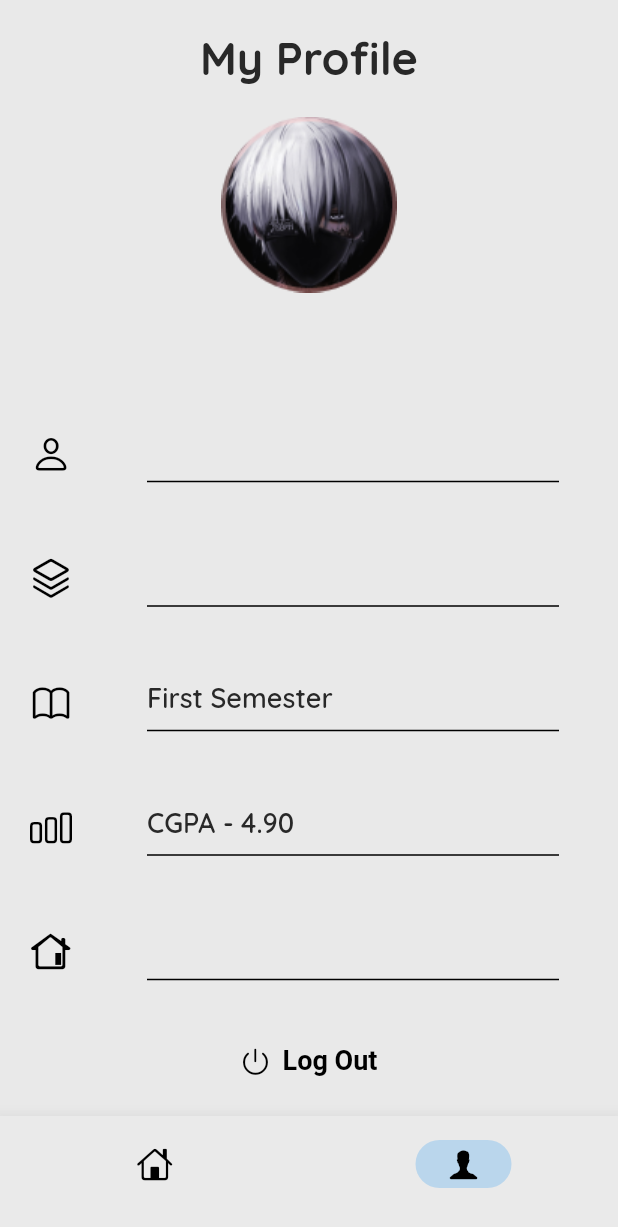
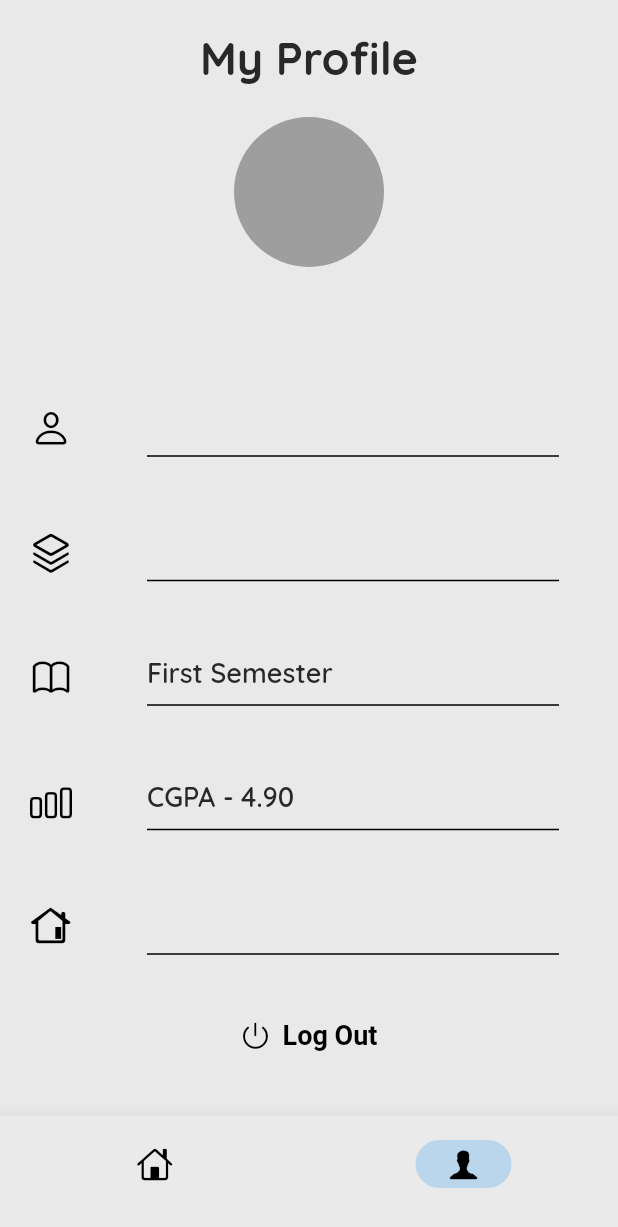
Before and after one commit to Deonorla/exam_app, a Flutter app: the screen it shows once a user with an empty profile is signed in, item 2 of the bottom bar chosen, on a phone screen of 412 x 824 dp. Shown: the top 1227 px of the screen. Run offline on Flutter 3.47's test engine with Material 2 defaults, Android fonts, the phone set to English and light mode, and no system bars; our stand-ins replace awesome_snackbar_content, cached_network_image, cloud_firestore, firebase_auth, firebase_core, firebase_storage and 7 more; missing offline and left inert: easy_separator, flutter_windowmanager, local_auth_android, local_auth_ios; accounts and stored records are empty.

Commit message:
Ui_constant changes

```diff
--- a/lib/constants/ui_constant.dart
+++ b/lib/constants/ui_constant.dart
@@ -1,5 +1,6 @@
 import 'package:cbt_mobile_application/controllers/profileController.dart';
 import 'package:cbt_mobile_application/models/user_model.dart';
+import 'package:cbt_mobile_application/screens/profile/widget/user_profile_picture.dart';
 import 'package:flutter/material.dart';
 import 'package:get/get.dart';
 import 'colors.dart';
@@ -7,6 +8,7 @@ import 'colors.dart';
 class UiConstant {
   static AppBar appBar() {
     final controller = Get.put(ProfileController());
+    String userName = '';
     return AppBar(
       backgroundColor: primaryColor,
       elevation: 0,
@@ -17,6 +19,7 @@ class UiConstant {
           if (snapshot.connectionState == ConnectionState.done) {
             if (snapshot.hasData) {
               UserModel userData = snapshot.data as UserModel;
+              userName = userData.fullName;
               return RichText(
                   textAlign: TextAlign.start,
                   text: TextSpan(children: [
@@ -43,11 +46,26 @@ class UiConstant {
           }
         },
       ),
-      leading: Container(
-        margin: const EdgeInsets.only(left: 10),
-        child: CircleAvatar(
-          child: Image.asset("assets/images/splash_images/avatar.png"),
-        ),
+      leading:FutureBuilder<UserModel>(
+        future: controller.getUserData(),
+        builder: (context, snapshot) {
+          if (snapshot.connectionState == ConnectionState.done) {
+            if (snapshot.hasData) {
+              UserModel userData = snapshot.data!;
+              String userName = userData.fullName; // Set userName here
+              return Container(
+                margin: const EdgeInsets.only(left: 10),
+                child: UserProfilePicture(
+                  name: userName, // Pass userName as a parameter
+                ),
+              );
+            } else {
+              return Container(); // Return an empty container if no data is available
+            }
+          } else {
+            return Container(); // Return an empty container while data is being loaded
+          }
+        },
       ),
     );
   }
--- a/lib/screens/home/Home.dart
+++ b/lib/screens/home/Home.dart
@@ -1,6 +1,7 @@
 import 'package:cbt_mobile_application/constants/colors.dart';
 import 'package:cbt_mobile_application/widgets/progress_card.dart';
 import 'package:flutter/cupertino.dart';
+import 'package:flutter/material.dart';
 import 'package:get/get.dart';
 
 import '../../controllers/question_paper/question_paper_controller.dart';
@@ -39,10 +40,18 @@ class Home extends StatelessWidget {
               const SizedBox(
                 height: 20,
               ),
-              Column(
-                  children: _questionPaperController.allPapers
-                      .map((items) => UpcomingExamCard(model: items))
-                      .toList()),
+
+                    _questionPaperController.allPapers.isNotEmpty ?
+                    Column(
+                        children: _questionPaperController.allPapers
+                            .map((items) => UpcomingExamCard(model: items))
+                            .toList()) :
+
+                        const Center(
+                          child:  CircularProgressIndicator(),
+                        )
+
+
             ],
           ),
         ));
--- a/lib/screens/profile/profile.dart
+++ b/lib/screens/profile/profile.dart
@@ -2,6 +2,7 @@ import 'package:cbt_mobile_application/constants/colors.dart';
 import 'package:cbt_mobile_application/controllers/auth/auth_controller.dart';
 import 'package:cbt_mobile_application/controllers/profileController.dart';
 import 'package:cbt_mobile_application/models/user_model.dart';
+import 'package:cbt_mobile_application/screens/profile/widget/user_profile_picture.dart';
 import 'package:flutter/cupertino.dart';
 import 'package:flutter/material.dart';
 import 'package:get/get.dart';
@@ -38,7 +39,9 @@ class Profile extends StatelessWidget {
                       height: 20,
                     ),
                     Column(children: [
-                      Image.asset('assets/images/splash_images/avatar2.png'),
+                    UserProfilePicture(
+                      name: userData!.fullName,
+                  ),
                       const SizedBox(
                         height: 20,
                       ),
--- /dev/null
+++ b/lib/screens/profile/widget/user_profile_picture.dart
@@ -0,0 +1,52 @@
+import 'package:flutter/material.dart';
+
+class UserProfilePicture extends StatelessWidget {
+
+  final String name;
+  final double size;
+  final Color backgroundColor;
+  final TextStyle textStyle;
+
+ const UserProfilePicture({ super.key,
+    required this.name,
+    this.size = 100.0,
+    this.backgroundColor = Colors.grey,
+    this.textStyle = const TextStyle(
+      color: Colors.white,
+      fontWeight: FontWeight.bold,
+      fontSize: 20.0,
+    ),
+  });
+
+  @override
+  Widget build(BuildContext context) {
+    // Extract initials from the name.
+    String initials = _extractInitials(name);
+
+    return Container(
+      width: size,
+      height: size,
+      decoration: BoxDecoration(
+        shape: BoxShape.circle,
+        color: backgroundColor,
+      ),
+      child: Center(
+        child: Text(
+          initials,
+          style: textStyle,
+        ),
+      ),
+    );
+  }
+
+  String _extractInitials(String name) {
+    List<String> nameParts = name.split(' ');
+    String initials = '';
+    for (String part in nameParts) {
+      if (part.isNotEmpty) {
+        initials += part[0].toUpperCase();
+      }
+    }
+    return initials;
+  }
+}
--- a/lib/screens/signup/widgets/sign_up_widget_form.dart
+++ b/lib/screens/signup/widgets/sign_up_widget_form.dart
@@ -1,4 +1,5 @@
 import 'package:cbt_mobile_application/constants/colors.dart';
+import 'package:cbt_mobile_application/controllers/auth/auth_controller.dart';
 import 'package:cbt_mobile_application/controllers/auth/signup_controller.dart';
 import 'package:cbt_mobile_application/models/user_model.dart';
 import 'package:flutter/material.dart';
@@ -116,11 +117,14 @@ class SignUpWidgetForm extends StatelessWidget {
                             controller.password.text.trim());
                       }
                     },
-                    child: Text(
-                      "Sign up".toUpperCase(),
-                      style: const TextStyle(
-                          fontWeight: FontWeight.w900, fontSize: 18),
-                    )),
+                    child: Obx(
+                        () => AuthController.instance.isLoading.value ? const CircularProgressIndicator() : Text(
+                          "Sign up".toUpperCase(),
+                          style: const TextStyle(
+                              fontWeight: FontWeight.w900, fontSize: 18),
+                        ),
+
+                    ), ),
               )
             ],
           )),
```
